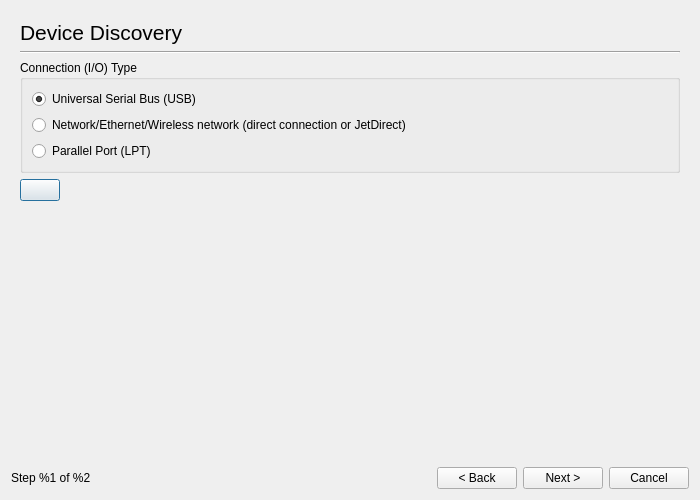
Above: ui4/setupdialog_base.ui from neverware-mirrors/hplip before the change. Below: the same form after it.
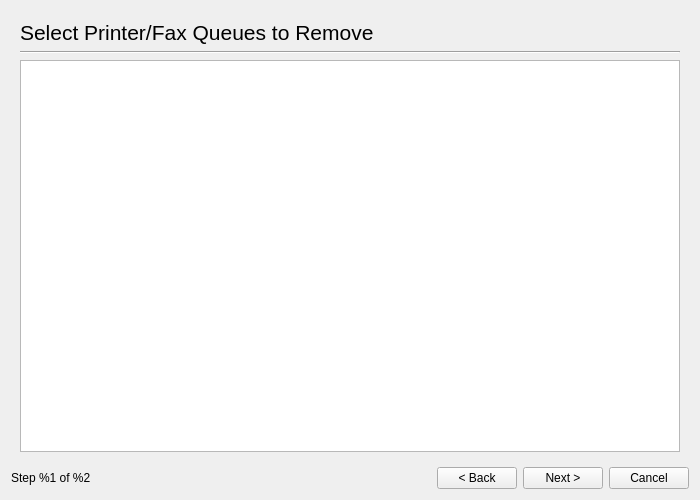
That is the form after the change. The open tabs and pages were chosen to show the change.

What changed in the file:
```diff
--- a/ui4/setupdialog_base.ui
+++ b/ui4/setupdialog_base.ui
@@ -552,8 +552,47 @@
           <string>Send test page to printer</string>
          </property>
          <property name="checked" >
+          <bool>false</bool>
+         </property>
+        </widget>
+       </item>
+      </layout>
+     </widget>
+     <widget class="QWidget" name="page_5" >
+      <layout class="QGridLayout" >
+       <item row="0" column="0" >
+        <widget class="QLabel" name="label_15" >
+         <property name="font" >
+          <font>
+           <pointsize>16</pointsize>
+          </font>
+         </property>
+         <property name="text" >
+          <string>Select Printer/Fax Queues to Remove</string>
+         </property>
+        </widget>
+       </item>
+       <item row="1" column="0" >
+        <widget class="Line" name="line_4" >
+         <property name="orientation" >
+          <enum>Qt::Horizontal</enum>
+         </property>
+        </widget>
+       </item>
+       <item row="2" column="0" >
+        <widget class="QTableWidget" name="RemoveDevicesTableWidget" >
+         <property name="alternatingRowColors" >
           <bool>true</bool>
          </property>
+         <property name="selectionMode" >
+          <enum>QAbstractItemView::SingleSelection</enum>
+         </property>
+         <property name="selectionBehavior" >
+          <enum>QAbstractItemView::SelectRows</enum>
+         </property>
+         <property name="sortingEnabled" >
+          <bool>false</bool>
+         </property>
         </widget>
        </item>
       </layout>
```
